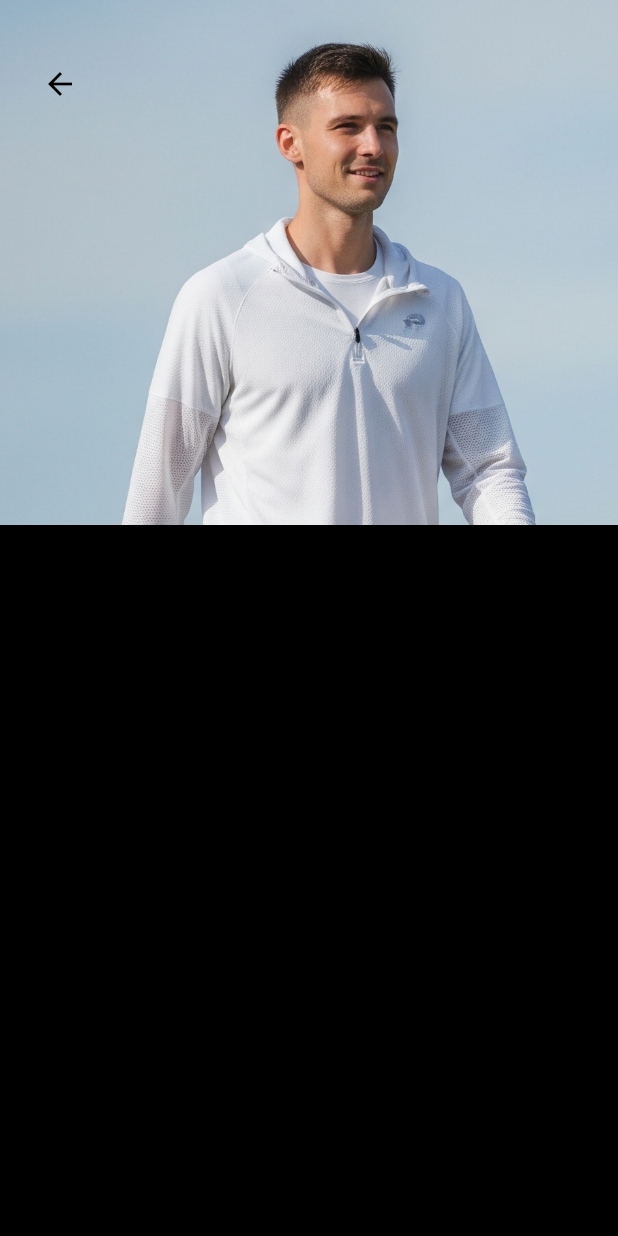
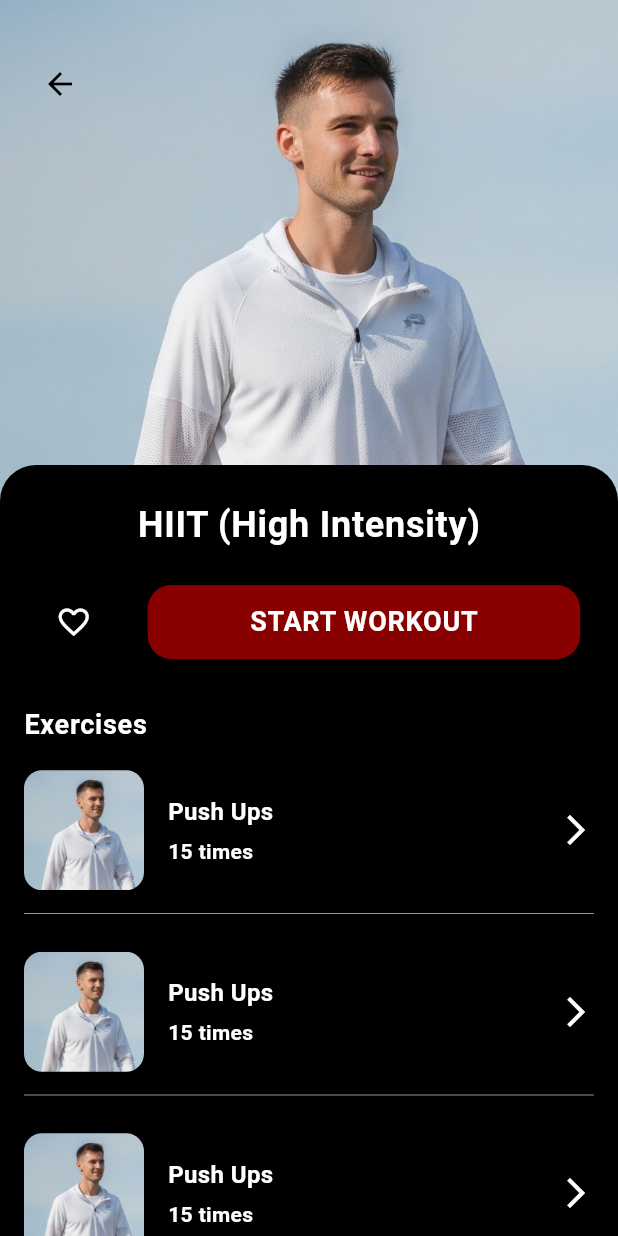
Before and after one commit to rostikKalabishka/Ai-FitCoach, a Flutter app: the DescriptionCategoryWorkout screen opened directly, on a phone screen of 412 x 824 dp. Run offline on Flutter 3.47's test engine with Material 3 defaults, Android fonts, the phone set to English and light mode, and no system bars; our stand-ins replace auto_route, bloc, cloud_firestore, equatable, firebase_auth, firebase_core and 7 more; missing offline and left inert: flutter_facebook_auth; accounts and stored records are empty; generated files the repository leaves out were written again.

Commit message:
desc. category workout

```diff
--- a/lib/features/challenges/challenges_screen/challenges_screen.dart
+++ b/lib/features/challenges/challenges_screen/challenges_screen.dart
@@ -61,7 +61,7 @@ class _ChallengesScreenState extends State<ChallengesScreen> {
                     padding: const EdgeInsets.symmetric(horizontal: 16),
                     decoration: BoxDecoration(
                       color: isSelected
-                          ? const Color.fromARGB(255, 55, 0, 255)
+                          ? const Color.fromARGB(255, 0, 0, 139)
                           : const Color.fromARGB(255, 39, 39, 39),
                       borderRadius: BorderRadius.circular(20),
                     ),
--- a/lib/features/workout/categories_workout/categories_workout.dart
+++ b/lib/features/workout/categories_workout/categories_workout.dart
@@ -56,7 +56,7 @@ class _CategoriesWorkoutState extends State<CategoriesWorkout> {
                     padding: const EdgeInsets.symmetric(horizontal: 16),
                     decoration: BoxDecoration(
                       color: isSelected
-                          ? const Color.fromARGB(255, 55, 0, 255)
+                          ? const Color.fromARGB(255, 0, 0, 139)
                           : const Color.fromARGB(255, 39, 39, 39),
                       borderRadius: BorderRadius.circular(20),
                     ),
--- a/lib/features/workout/description_category_workout/description_category_workout.dart
+++ b/lib/features/workout/description_category_workout/description_category_workout.dart
@@ -1,4 +1,6 @@
 import 'package:flutter/material.dart';
+
+import '../../../ui/ui.dart';
 
 class DescriptionCategoryWorkout extends StatelessWidget {
   const DescriptionCategoryWorkout({super.key});
@@ -8,7 +10,9 @@ class DescriptionCategoryWorkout extends StatelessWidget {
     final themeDark = Theme.of(context);
     return Scaffold(
       backgroundColor: themeDark.scaffoldBackgroundColor,
-      body: Column(
+      body: SingleChildScrollView(
+        child: Column(
+          crossAxisAlignment: CrossAxisAlignment.start,
           children: [
             Stack(
               children: [
@@ -31,10 +35,145 @@ class DescriptionCategoryWorkout extends StatelessWidget {
                         color: Colors.black,
                       )),
                 ),
+                Padding(
+                  padding: const EdgeInsets.only(top: 310),
+                  child: Container(
+                    height: 160,
+                    width: MediaQuery.of(context).size.width,
+                    decoration: BoxDecoration(
+                        color: Colors.black,
+                        borderRadius: BorderRadiusDirectional.only(
+                            topStart: Radius.circular(24),
+                            topEnd: Radius.circular(24))),
+                    child: Column(
+                      children: [
+                        Padding(
+                          padding: const EdgeInsets.all(24),
+                          child: Text(
+                            'HIIT (High Intensity)',
+                            style: themeDark.textTheme.labelMedium,
+                          ),
+                        ),
+                        Row(
+                          mainAxisAlignment: MainAxisAlignment.spaceEvenly,
+                          children: [
+                            IconButton(
+                                onPressed: () {},
+                                icon: Icon(Icons.favorite_border_outlined)),
+                            Container(
+                              height: MediaQuery.of(context).size.width * 0.12,
+                              width: MediaQuery.of(context).size.width * 0.7,
+                              child: ElevatedButton(
+                                style: ElevatedButton.styleFrom(
+                                  backgroundColor:
+                                      const Color.fromARGB(255, 136, 0, 0),
+                                  shape: RoundedRectangleBorder(
+                                    borderRadius: BorderRadius.circular(16),
+                                  ),
+                                ),
+                                onPressed: () {},
+                                child: Text('START WORKOUT',
+                                    style: themeDark.textTheme.labelSmall
+                                        ?.copyWith(color: Colors.white)),
+                              ),
+                            ),
                           ],
                         ),
                       ],
                     ),
+                  ),
+                ),
+              ],
+            ),
+            Padding(
+              padding: const EdgeInsets.only(left: 16, right: 16),
+              child: Column(
+                crossAxisAlignment: CrossAxisAlignment.start,
+                children: [
+                  Column(
+                    crossAxisAlignment: CrossAxisAlignment.start,
+                    children: [
+                      Text(
+                        'Exercises',
+                        style: themeDark.textTheme.labelSmall,
+                      ),
+                      SizedBox(
+                        height: 10,
+                      ),
+                      CustomSubcategoryWorkout(
+                        title: 'Push Ups',
+                        imagePath: 'assets/images/challenges/exercise/2.png',
+                        repsNumber: '15',
+                      ),
+                      Divider(
+                        thickness: 0.5,
+                      ),
+                      SizedBox(
+                        height: 10,
+                      ),
+                      CustomSubcategoryWorkout(
+                        title: 'Push Ups',
+                        imagePath: 'assets/images/challenges/exercise/2.png',
+                        repsNumber: '15',
+                      ),
+                      Divider(
+                        thickness: 0.5,
+                      ),
+                      SizedBox(
+                        height: 10,
+                      ),
+                      CustomSubcategoryWorkout(
+                        title: 'Push Ups',
+                        imagePath: 'assets/images/challenges/exercise/2.png',
+                        repsNumber: '15',
+                      ),
+                      Divider(
+                        thickness: 0.5,
+                      ),
+                      SizedBox(
+                        height: 10,
+                      ),
+                    ],
+                  ),
+                  Text(
+                    'You might also like',
+                    style: themeDark.textTheme.labelSmall,
+                  ),
+                  SizedBox(
+                    height: 10,
+                  ),
+                  Column(
+                    children: [
+                      CustomSubcategoryWorkout(
+                        title: 'Push Ups',
+                        imagePath: 'assets/images/challenges/exercise/2.png',
+                        repsNumber: '15',
+                      ),
+                      Divider(
+                        thickness: 0.5,
+                      ),
+                      SizedBox(
+                        height: 10,
+                      ),
+                      CustomSubcategoryWorkout(
+                        title: 'Push Ups',
+                        imagePath: 'assets/images/challenges/exercise/2.png',
+                        repsNumber: '15',
+                      ),
+                      Divider(
+                        thickness: 0.5,
+                      ),
+                      SizedBox(
+                        height: 10,
+                      ),
+                    ],
+                  )
+                ],
+              ),
+            )
+          ],
+        ),
+      ),
     );
   }
 }
--- a/lib/ui/widgets/custom_challenge_card.dart
+++ b/lib/ui/widgets/custom_challenge_card.dart
@@ -108,7 +108,7 @@ class CustomChallengeCard extends StatelessWidget {
                     children: [
                       ElevatedButton(
                         style: ElevatedButton.styleFrom(
-                          backgroundColor: const Color.fromARGB(255, 0, 0, 0),
+                          backgroundColor: const Color.fromARGB(255, 0, 0, 139),
                           shape: RoundedRectangleBorder(
                             borderRadius: BorderRadius.circular(32),
                           ),
--- a/lib/ui/widgets/custom_main_screen_card.dart
+++ b/lib/ui/widgets/custom_main_screen_card.dart
@@ -74,7 +74,7 @@ class CustomMainScreenCard extends StatelessWidget {
               width: double.infinity,
               child: ElevatedButton(
                 style: ElevatedButton.styleFrom(
-                  backgroundColor: Colors.black,
+                  backgroundColor: const Color.fromARGB(255, 0, 0, 139),
                   shape: RoundedRectangleBorder(
                     borderRadius: BorderRadius.circular(16),
                   ),
--- /dev/null
+++ b/lib/ui/widgets/custom_subcategory_workout.dart
@@ -0,0 +1,68 @@
+import 'package:ai_fit_coach/ui/theme/theme.dart';
+import 'package:flutter/material.dart';
+
+class CustomSubcategoryWorkout extends StatelessWidget {
+  final String title;
+  final String imagePath;
+  final String repsNumber;
+
+  const CustomSubcategoryWorkout(
+      {super.key,
+      required this.title,
+      required this.imagePath,
+      required this.repsNumber});
+
+  @override
+  Widget build(BuildContext context) {
+    return InkWell(
+      onTap: (){},
+      child: Container(
+        height: 95,
+        width: MediaQuery.of(context).size.width,
+        decoration: BoxDecoration(color: const Color.fromARGB(255, 0, 0, 0)),
+        child: Row(
+          crossAxisAlignment: CrossAxisAlignment.center,
+          mainAxisAlignment: MainAxisAlignment.spaceBetween,
+          children: [
+            Row(
+              mainAxisAlignment: MainAxisAlignment.start,
+              crossAxisAlignment: CrossAxisAlignment.center,
+              children: [
+                ClipRRect(
+                  borderRadius: BorderRadius.circular(12),
+                  child: Image.asset(
+                    imagePath,
+                    height: 80,
+                    width: 80,
+                    fit: BoxFit.cover,
+                  ),
+                ),
+                SizedBox(
+                  width: 16,
+                ),
+                Column(
+                  mainAxisAlignment: MainAxisAlignment.center,
+                  crossAxisAlignment: CrossAxisAlignment.start,
+                  children: [
+                    Text(
+                      title,
+                      style: themeDark.textTheme.headlineLarge,
+                    ),
+                    SizedBox(
+                      height: 5,
+                    ),
+                    Text(
+                      '$repsNumber times',
+                      style: themeDark.textTheme.headlineMedium,
+                    ),
+                  ],
+                ),
+              ],
+            ),
+            Icon(Icons.arrow_forward_ios),
+          ],
+        ),
+      ),
+    );
+  }
+}
--- a/lib/ui/widgets/widgets.dart
+++ b/lib/ui/widgets/widgets.dart
@@ -6,3 +6,4 @@ export 'custom_calendar.dart';
 export 'custom_challenge_card.dart';
 export 'custom_main_screen_card.dart';
 export 'custom_workout_card.dart';
+export 'custom_subcategory_workout.dart';
```
Lines whose indentation alone changed are shown as unchanged.
